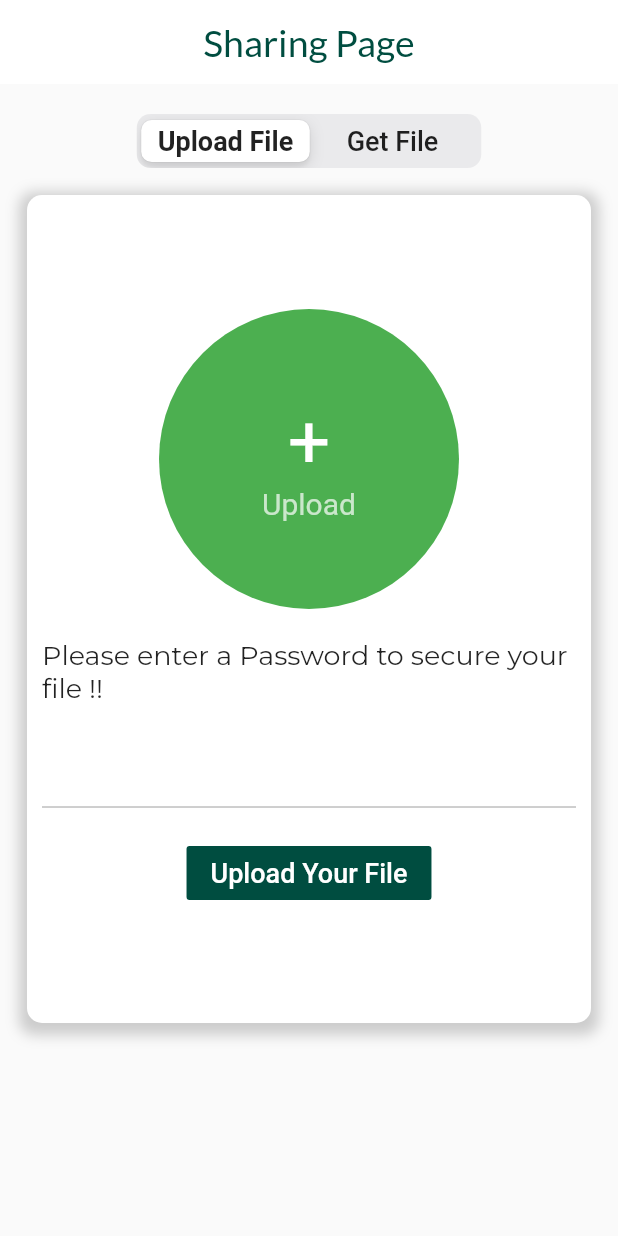
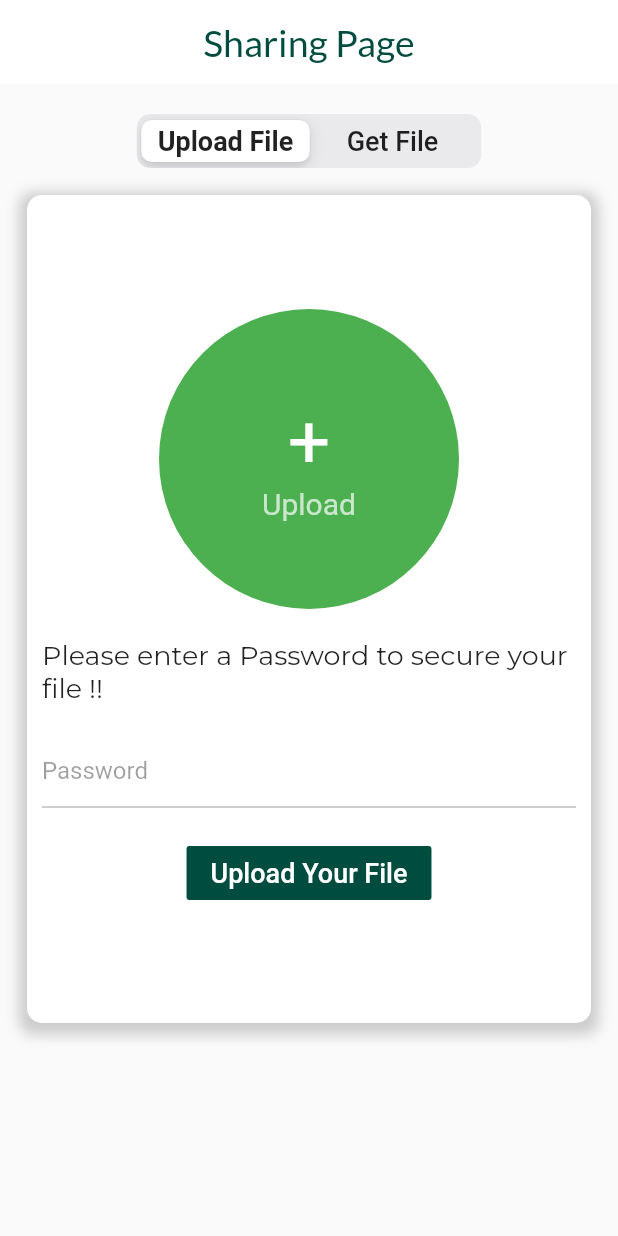
Before and after one commit to SiddhantJaiswal-0125/EncryptU, a Flutter app: the SharingScreen screen opened by its route, on a phone screen of 412 x 824 dp. Run offline on Flutter 3.47's test engine with Material 2 defaults, Android fonts, the light colour scheme and no system bars; our stand-ins replace cloud_firestore, curved_navigation_bar, file_picker, firebase_auth, firebase_core, firebase_storage and 3 more; accounts and stored records are empty; Roboto replaces fonts that are missing (Abel).

Commit message:
upload file ui

```diff
--- a/lib/Screens/send_screen.dart
+++ b/lib/Screens/send_screen.dart
@@ -86,6 +86,8 @@ class _SendScreenState extends State<SendScreen> {
             height: 20,
           ),
           TextFormField(
+            decoration: InputDecoration(hintText: "Password",focusColor: Colors.brown,),
+            obscuringCharacter: '\$',
 
             autovalidate: false,
             obscureText: true,
```
